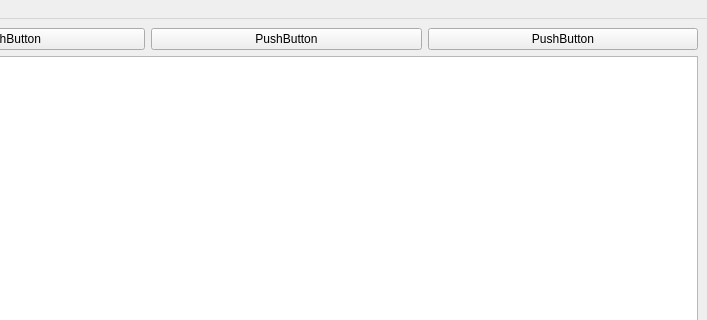
This is discord-pgp.ui in erensunerr/discord-aes as Qt 5 draws it before an edit; both pictures show x 687 to 1394 and y 0 to 320 of the 1394 by 848 pixel window. The edited form follows.
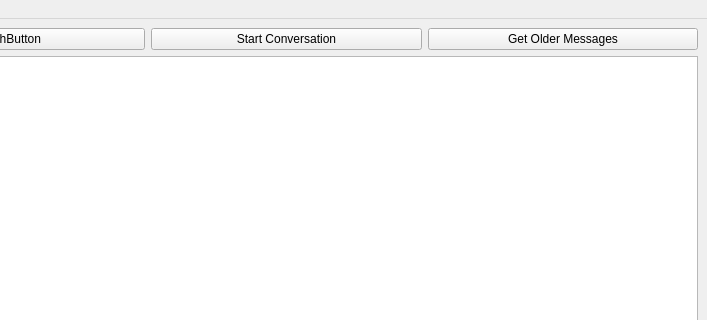
This is the edited form.

The edit to the form file:
```diff
--- a/discord-pgp.ui
+++ b/discord-pgp.ui
@@ -45,14 +45,14 @@
           <item row="0" column="3">
            <widget class="QPushButton" name="pushButton_9">
             <property name="text">
-             <string>PushButton</string>
+             <string>Start Conversation</string>
             </property>
            </widget>
           </item>
           <item row="0" column="4">
            <widget class="QPushButton" name="pushButton_10">
             <property name="text">
-             <string>PushButton</string>
+             <string>Get Older Messages</string>
             </property>
            </widget>
           </item>
```
